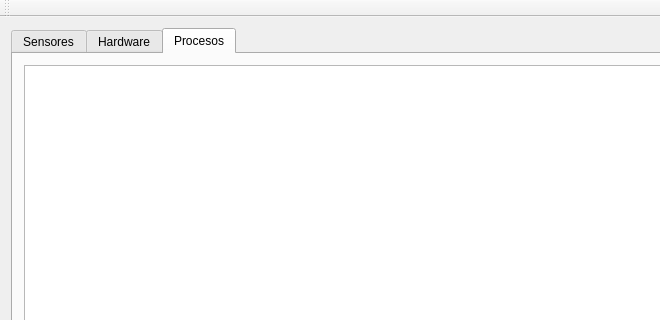
alu0100779622/soa-system-monitor, file sysmon/sysmonitor.ui: the form before one commit; both pictures show x 0 to 660 and y 0 to 320 of the 870 by 631 pixel window.
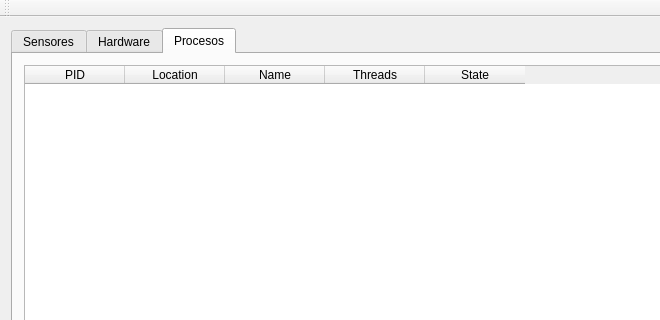
The form after the commit. The open tabs and pages were chosen to show the change.

The edit to the form file:
```diff
--- a/sysmon/sysmonitor.ui
+++ b/sysmon/sysmonitor.ui
@@ -58,7 +58,33 @@
        </attribute>
        <layout class="QVBoxLayout" name="verticalLayout_4">
         <item>
-         <widget class="QTableWidget" name="table_procesos"/>
+         <widget class="QTableWidget" name="table_procesos">
+          <column>
+           <property name="text">
+            <string>PID</string>
+           </property>
+          </column>
+          <column>
+           <property name="text">
+            <string>Location</string>
+           </property>
+          </column>
+          <column>
+           <property name="text">
+            <string>Name</string>
+           </property>
+          </column>
+          <column>
+           <property name="text">
+            <string>Threads</string>
+           </property>
+          </column>
+          <column>
+           <property name="text">
+            <string>State</string>
+           </property>
+          </column>
+         </widget>
         </item>
        </layout>
       </widget>
```
Left out of the diff: 4 changed lines with no effect on the pictures.
